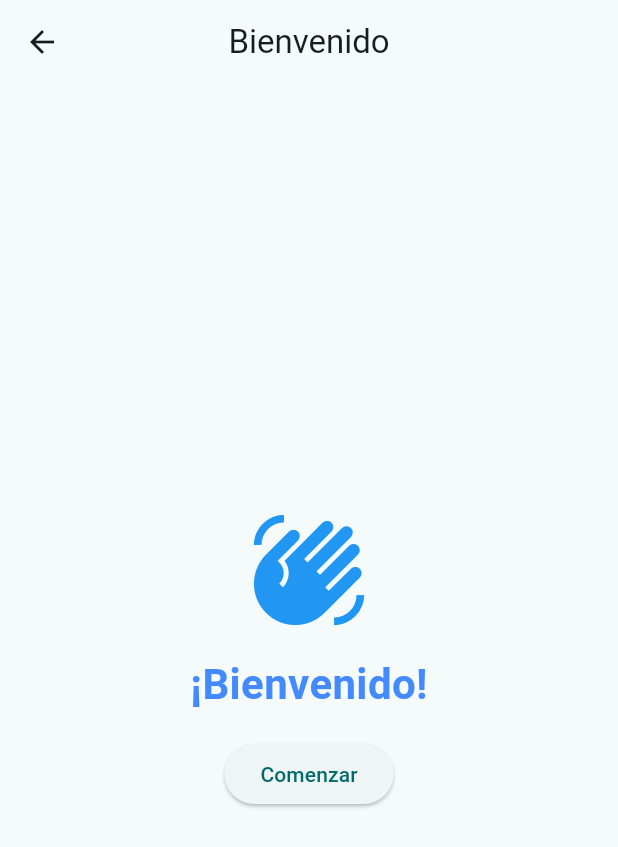
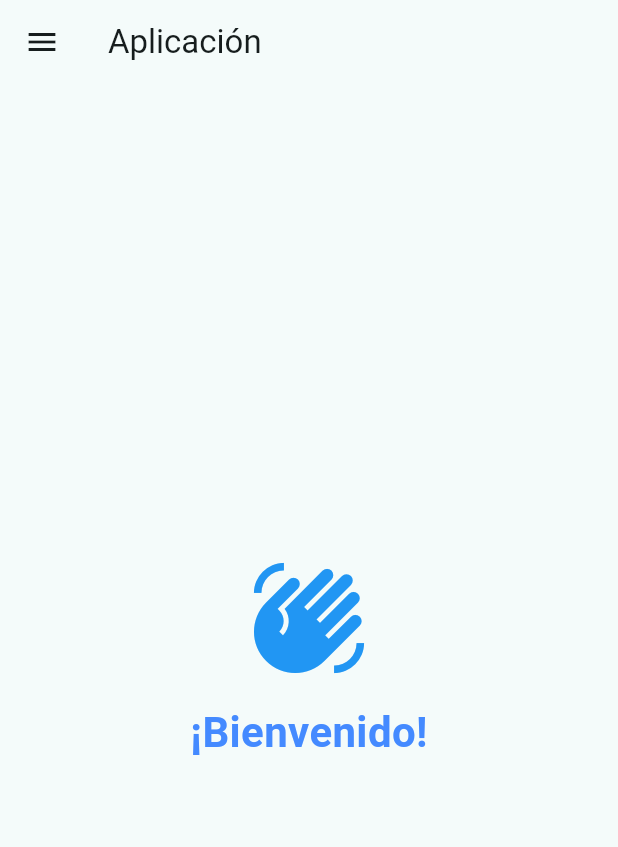
Before and after one commit to danusitacm/dcristaldo-flutter01, a Flutter app: the WelcomeScreen screen opened by its route, on a phone screen of 412 x 824 dp. Shown: the top 847 px of the screen. Run offline on Flutter 3.47's test engine with Material 3 defaults, Android fonts, the phone set to English and light mode, and no system bars; network calls fail.

Commit message:
Agrega en WelcomeScreen el BaseScreen

```diff
--- a/lib/views/welcome_screen.dart
+++ b/lib/views/welcome_screen.dart
@@ -1,12 +1,12 @@
 import 'package:flutter/material.dart';
+import 'package:dcristaldo/views/base_screen.dart'; // Asegúrate de importar el BaseScreen
 
 class WelcomeScreen extends StatelessWidget {
   const WelcomeScreen({super.key});
 
   @override
   Widget build(BuildContext context) {
-    return Scaffold(
-      appBar: AppBar(title: const Text('Bienvenido'), centerTitle: true),
+    return BaseScreen(
       body: Center(
         child: Padding(
           padding: const EdgeInsets.all(16.0),
@@ -24,13 +24,6 @@ class WelcomeScreen extends StatelessWidget {
                 ),
                 textAlign: TextAlign.center,
               ),
-              const SizedBox(height: 16),
-              ElevatedButton(
-                onPressed: () {
-                  // Acción al presionar el botón
-                },
-                child: const Text('Comenzar'),
-              ),
             ],
           ),
         ),
```
